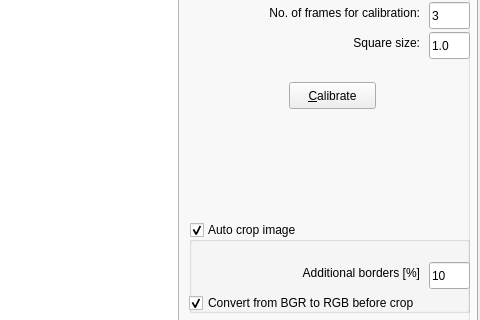
This is mrVision/src/mrVision/gui/mainGUI.ui in NorthernStars/MR-Vision as Qt 5 draws it before an edit; both pictures show x 313 to 793 and y 94 to 414 of the 793 by 622 pixel window. The edited form follows.
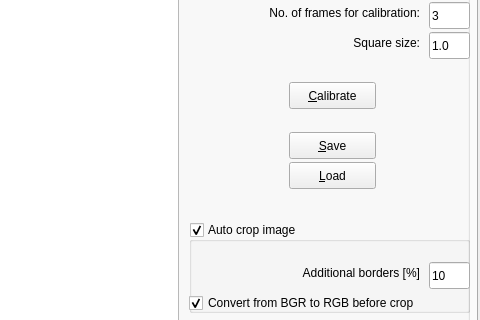
This is the edited form. The open tabs and pages were chosen to show the change.

What changed in the file:
```diff
--- a/mrVision/src/mrVision/gui/mainGUI.ui
+++ b/mrVision/src/mrVision/gui/mainGUI.ui
@@ -575,6 +575,32 @@
        </property>
       </widget>
      </widget>
+     <widget class="QPushButton" name="cmdLoadDistortion">
+      <property name="geometry">
+       <rect>
+        <x>590</x>
+        <y>230</y>
+        <width>87</width>
+        <height>27</height>
+       </rect>
+      </property>
+      <property name="text">
+       <string>&amp;Load</string>
+      </property>
+     </widget>
+     <widget class="QPushButton" name="cmdSaveDistortion">
+      <property name="geometry">
+       <rect>
+        <x>590</x>
+        <y>200</y>
+        <width>87</width>
+        <height>27</height>
+       </rect>
+      </property>
+      <property name="text">
+       <string>&amp;Save</string>
+      </property>
+     </widget>
     </widget>
    </widget>
    <widget class="QWidget" name="tabSettings">
```
Left out of the diff: 13 changed lines with no effect on the pictures.
